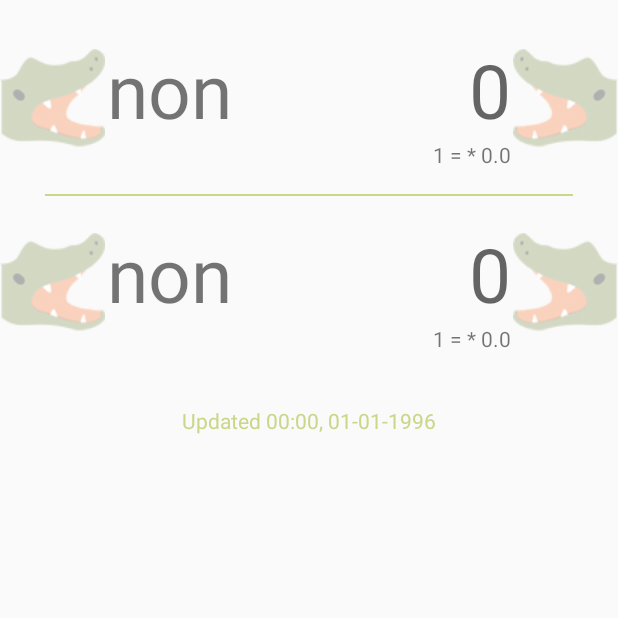
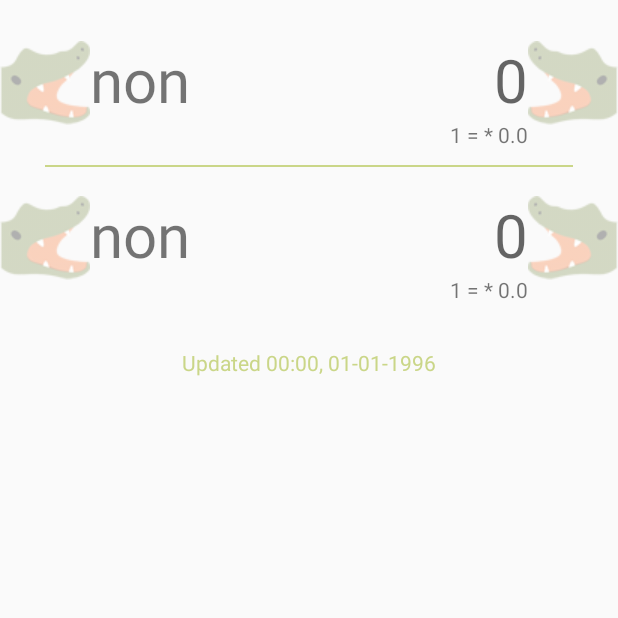
Before and after one commit to GorniyGor/Revolut_test, an Android app: the screen it shows after launch (MainActivity), on a phone screen of 412 x 824 dp, the top half of it. Run offline under Robolectric (Android 15) with nearby library versions, the phone set to English and light mode, and no system bars; 3 statements that could not run were skipped.

Commit message:
Add a map of currency, which could be loaded (not only GBP, USD, EUR).

```diff
--- a/app/src/main/AndroidManifest.xml
+++ b/app/src/main/AndroidManifest.xml
@@ -6,10 +6,11 @@
 
     <application
         android:allowBackup="true"
-        android:icon="@mipmap/ic_launcher"
+        android:icon="@drawable/icon"
         android:label="@string/app_name"
         android:supportsRtl="true">
         <activity
+            android:screenOrientation="portrait"
             android:name=".MainActivity"
             android:theme="@style/AppTheme">
             <intent-filter>
--- a/app/src/main/java/com/example/gor/revolut_test/CurrencyList.java
+++ b/app/src/main/java/com/example/gor/revolut_test/CurrencyList.java
@@ -20,7 +20,10 @@ public class CurrencyList {
     public static final String TAG = "myLogs" ;
 
     //--Выставляется в DataLoader.class
-    public static HashMap<String, String> FX_URL = new HashMap<>();
+    public static HashMap<String, String> OPT_FX_URL = new HashMap<>();
+    //--Выставляется в DataLoader.class
+    public static String[] FX_URL;
+
     //--Выставляется в MainActivity.class
     public static final HashMap<String, RecyclerView> RV_NAMES = new HashMap<>();
     public static volatile CurrencyList sSelf;
@@ -31,7 +34,7 @@ public class CurrencyList {
     private String otherCurrency = null;
 
     private HashMap<String, CurrencyClass> exchangeRate = new HashMap<>();
-    //--optimization--вместо него можно FX_URL ArrayList
+    //--optimization--вместо него можно OPT_FX_URL ArrayList
     private ArrayList<String> positionOfCurrency = new ArrayList<>();
     private String currentCurrencyFrom = null;
 
--- a/app/src/main/java/com/example/gor/revolut_test/MainActivity.java
+++ b/app/src/main/java/com/example/gor/revolut_test/MainActivity.java
@@ -21,6 +21,7 @@ import com.example.gor.revolut_test.Internet.LoadService;
 
 import java.text.SimpleDateFormat;
 import java.util.Calendar;
+import java.util.Date;
 import java.util.GregorianCalendar;
 
 public class MainActivity extends AppCompatActivity {
@@ -111,7 +112,7 @@ public class MainActivity extends AppCompatActivity {
 
                         // Установка времени последнего обновления валют
                         textViewDate.setText("Updated " + gCalendar.get(Calendar.HOUR_OF_DAY) +
-                                ":" + gCalendar.get(Calendar.MINUTE) +
+                                ":" + new SimpleDateFormat("mm").format(new Date()) +
                                 new SimpleDateFormat(", dd-MM-yyyy").
                                         format(mCurList.getLastUpdateDate()));
                     }
@@ -263,7 +264,7 @@ public class MainActivity extends AppCompatActivity {
             Intent alarmIntent = new Intent(context, LoadBroadcastReceiver.class);
             PendingIntent alarmPending = PendingIntent.getBroadcast(context, 0, alarmIntent, 0);
             //--maybeProblem--Система сдигает время до 60000 ms
-            mAlarmManager.setRepeating(AlarmManager.RTC, System.currentTimeMillis(), 3000000, alarmPending);
+            mAlarmManager.setRepeating(AlarmManager.RTC, System.currentTimeMillis(), 30000, alarmPending);
 
             //--------------------------------------------------------------------------------------
 
--- a/app/src/main/java/com/example/gor/revolut_test/SimpleViewHolder.java
+++ b/app/src/main/java/com/example/gor/revolut_test/SimpleViewHolder.java
@@ -28,9 +28,14 @@ class SimpleViewHolder extends RecyclerView.ViewHolder {
 
         cashAmount.addTextChangedListener(new TextWatcher() {
             @Override
-            public void beforeTextChanged(CharSequence s, int start, int count, int after) {}
+            public void beforeTextChanged(CharSequence s, int start, int count, int after) {
+
+            }
             @Override
-            public void onTextChanged(CharSequence s, int start, int before, int count) {}
+            public void onTextChanged(CharSequence s, int start, int before, int count) {
+                if(count > 3) cashAmount.setTextSize(30);
+                else cashAmount.setTextSize(40);
+            }
 
 
             @Override
--- a/app/src/main/res/layout/activity_main.xml
+++ b/app/src/main/res/layout/activity_main.xml
@@ -43,8 +43,8 @@
             android:layout_height="wrap_content"
             android:id="@+id/id_recycler_top"
 
-            android:paddingRight="46sp"
-            android:paddingLeft="46sp"/>
+            android:paddingRight="40sp"
+            android:paddingLeft="40sp"/>
 
         <RelativeLayout
             android:layout_width="match_parent"
@@ -84,8 +84,8 @@
             android:layout_height="wrap_content"
             android:id="@+id/id_recycler_bottom"
 
-            android:paddingRight="46sp"
-            android:paddingLeft="46sp"/>
+            android:paddingRight="40sp"
+            android:paddingLeft="40sp"/>
 
         <RelativeLayout
             android:layout_width="match_parent"
--- /dev/null
+++ b/app/src/main/res/layout/currency_selection_fragment.xml
@@ -0,0 +1,6 @@
+<?xml version="1.0" encoding="utf-8"?>
+<fragment xmlns:android="http://schemas.android.com/apk/res/android"
+    android:layout_width="match_parent" android:layout_height="match_parent"
+    android:name="android.support.v4.app.ListFragment">
+
+</fragment>
--- a/app/src/main/res/layout/recycler_view.xml
+++ b/app/src/main/res/layout/recycler_view.xml
@@ -6,10 +6,17 @@
         android:layout_width="match_parent"
         android:layout_height="match_parent"
         tools:context="com.example.gor.revolut_test.MainActivity"
-    android:paddingRight="25sp"
-    android:paddingLeft="25sp"
+    android:paddingRight="20sp"
+    android:paddingLeft="20sp"
     android:paddingTop="10sp"
-    android:paddingBottom="10sp">
+    android:paddingBottom="4sp">
+
+    <TextView
+        android:id="@+id/id_text_currency_name"
+        android:layout_width="wrap_content"
+        android:layout_height="wrap_content"
+        android:text="NON"
+        android:textSize="40sp" />
 
         <EditText
             android:id="@+id/id_edit_exchange_number"
@@ -17,26 +24,17 @@
             android:layout_height="wrap_content"
             android:hint="0"
             android:inputType="number"
-            android:textSize="50sp"
+            android:textSize="40sp"
             android:maxLength="5"
             android:maxLines="1"
             android:background="#00000000"
 
+            android:layout_alignBaseline="@+id/id_text_currency_name"
+            android:layout_alignBottom="@+id/id_text_currency_name"
             android:layout_alignParentEnd="true"
-            android:layout_alignParentRight="true"
+            android:layout_alignParentLeft="true"
 
             android:focusableInTouchMode="true"/>
-
-
-        <TextView
-            android:id="@+id/id_text_currency_name"
-            android:layout_width="wrap_content"
-            android:layout_height="wrap_content"
-            android:text="NON"
-            android:textSize="50sp"
-
-            android:layout_alignBaseline="@+id/id_edit_exchange_number"
-            android:layout_alignBottom="@+id/id_edit_exchange_number" />
 
         <!--<TextView
             android:id="@+id/id_text_have_cash"
--- a/app/src/main/res/values/strings.xml
+++ b/app/src/main/res/values/strings.xml
@@ -1,3 +1,6 @@
 <resources>
-    <string name="app_name">Revolut_test</string>
+    <string name="app_name">CrocFX</string>
+
+    <!-- TODO: Remove or change this placeholder text -->
+    <string name="hello_blank_fragment">Hello blank fragment</string>
 </resources>
```
Also changed, not shown: app/build.gradle (+19 -5 lines), app/src/main/java/com/example/gor/revolut_test/Internet/DataLoader.java (+13 -8 lines), app/src/main/res/drawable/croc1left.png, app/src/main/res/drawable/croc1left70px.png (added), app/src/main/res/drawable/croc1right.png, app/src/main/res/drawable/croc1right70px.png (added), app/src/main/res/drawable/icon.png (added), 1 other file.
